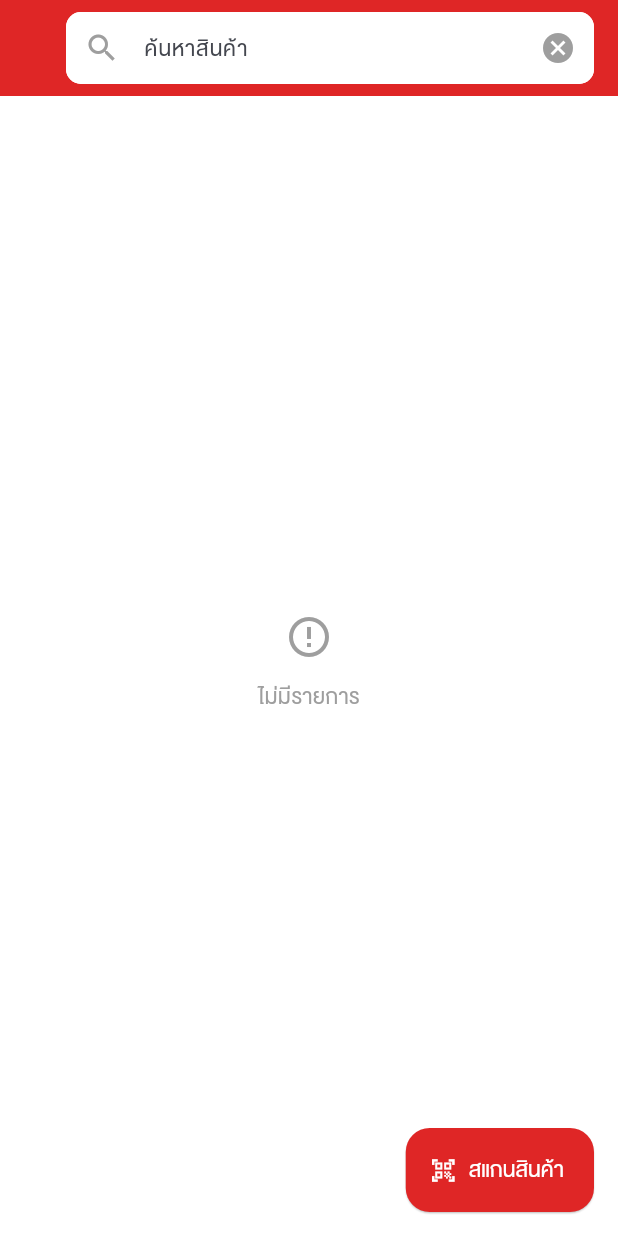
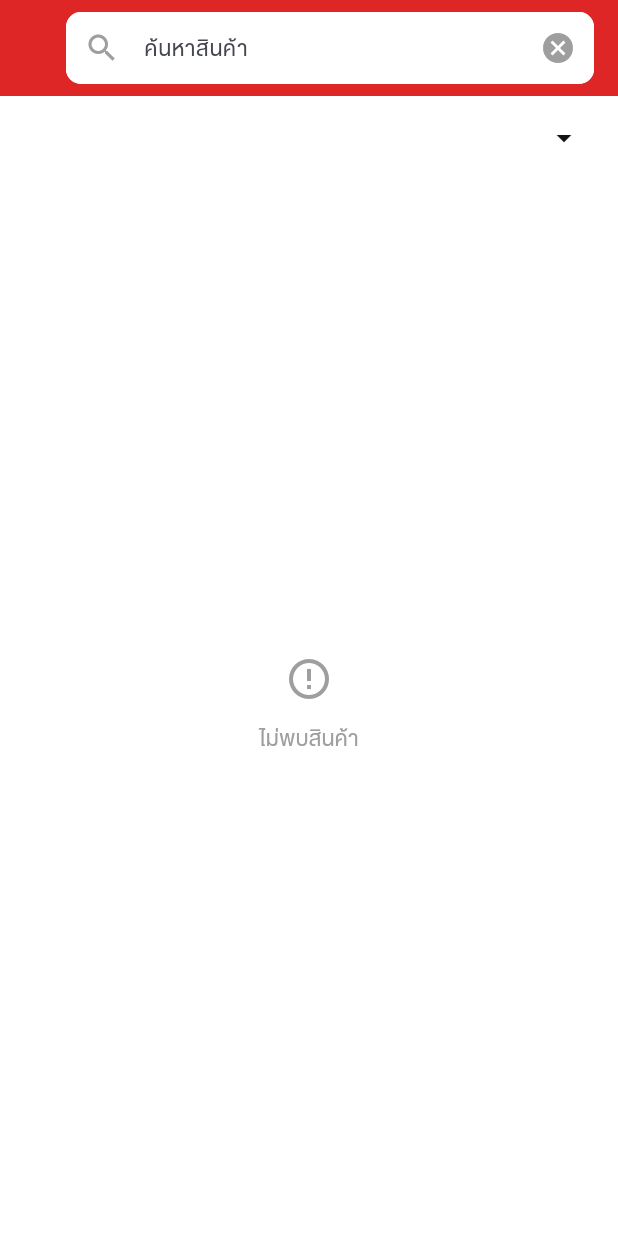
Before and after one commit to 7arthit/computer_shop_app, a Flutter app: the ProductPage screen opened by its route, on a phone screen of 412 x 824 dp. Run offline on Flutter 3.47's test engine with Material 3 defaults, Android fonts, the phone set to English and light mode, and no system bars; our stand-ins replace auto_size_text, bloc, dartz, dio, equatable, flutter_bloc and 6 more; accounts and stored records are empty; generated files the repository leaves out were written again; network calls fail.

Commit message:
update logic product

```diff
--- a/lib/src/presentation/pages/product/product.dart
+++ b/lib/src/presentation/pages/product/product.dart
@@ -3,7 +3,6 @@ import 'package:flutter_bloc/flutter_bloc.dart';
 
 import 'package:computer_shop_app/src/presentation/pages/product/bloc/product_cubit.dart';
 import 'package:computer_shop_app/src/presentation/pages/product/widget/product_search.dart';
-import 'package:computer_shop_app/src/presentation/pages/product/widget/product_list.dart';
 import 'package:computer_shop_app/src/presentation/widgets/search/custom_search_appbar.dart';
 import 'package:computer_shop_app/src/utils/constants/app_theme.dart';
 
@@ -32,10 +31,10 @@ class ProductPage extends StatelessWidget {
     return BlocBuilder<ProductCubit, ProductState>(
       builder: (BuildContext context, ProductState state) {
         if (!state.canSearch) {
-          return const ProductList();
+          return const ProductSearch();
         } else {
           return state.showProducts
-              ? const ProductList()
+              ? const ProductSearch()
               : const ProductSearch();
         }
       },
--- a/lib/src/presentation/pages/product/widget/product_list.dart
+++ /dev/null
@@ -1,42 +0,0 @@
-import 'package:flutter/material.dart';
-
-import 'package:computer_shop_app/src/presentation/widgets/text/mesage.dart';
-import 'package:computer_shop_app/src/utils/constants/app_theme.dart';
-
-class ProductList extends StatefulWidget {
-  const ProductList({super.key});
-
-  @override
-  State<ProductList> createState() => _ProductScanState();
-}
-
-class _ProductScanState extends State<ProductList> {
-  @override
-  Widget build(BuildContext context) {
-    return Scaffold(
-      backgroundColor: AppTheme.white,
-      body: const Message(message: 'ไม่มีรายการ'),
-      floatingActionButton: _addProductToCart(context),
-    );
-  }
-
-  Widget _addProductToCart(BuildContext context) {
-    return FloatingActionButton.extended(
-      onPressed: () {},
-      icon: const Icon(
-        Icons.qr_code_scanner,
-        color: Colors.white,
-        size: 18,
-      ),
-      label: const Text(
-        'สแกนสินค้า',
-        style: TextStyle(
-          color: Colors.white,
-          fontSize: 20,
-        ),
-      ),
-      backgroundColor: AppTheme.red,
-      elevation: 0.5,
-    );
-  }
-}
--- a/lib/src/presentation/pages/product/widget/product_scan.dart
+++ /dev/null
@@ -1,18 +0,0 @@
-import 'package:computer_shop_app/src/utils/constants/app_theme.dart';
-import 'package:flutter/material.dart';
-
-class ProductScan extends StatefulWidget {
-  const ProductScan({super.key});
-
-  @override
-  State<ProductScan> createState() => _ProductScanState();
-}
-
-class _ProductScanState extends State<ProductScan> {
-  @override
-  Widget build(BuildContext context) {
-    return const Scaffold(
-      backgroundColor: AppTheme.white,
-    );
-  }
-}
```
